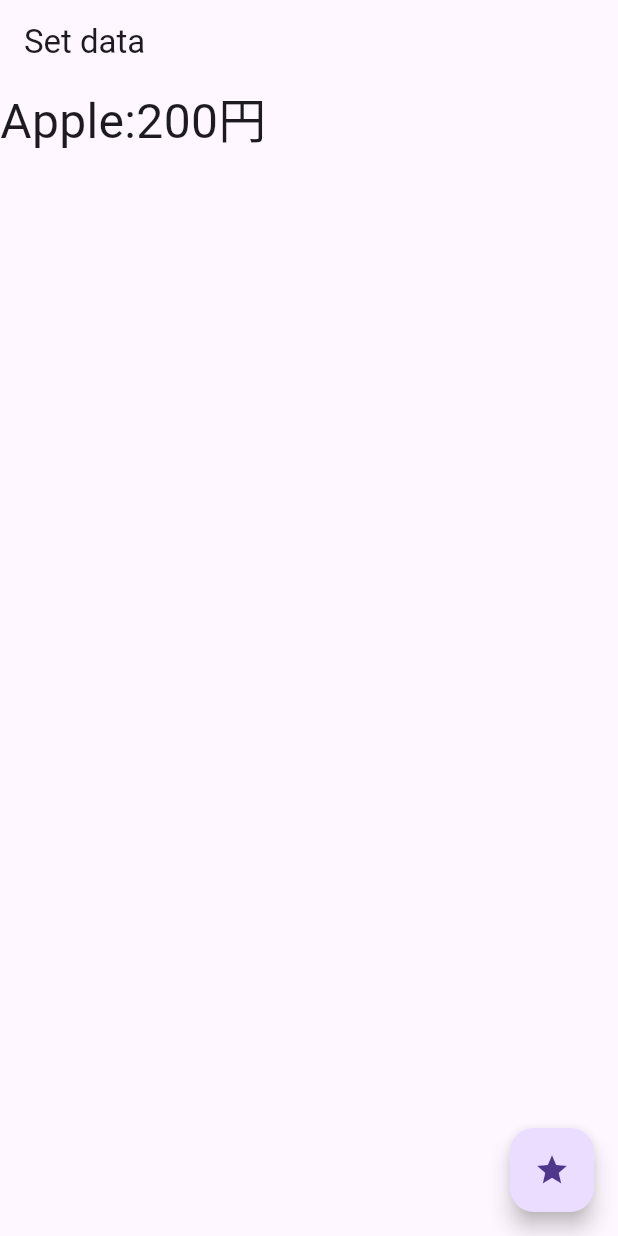
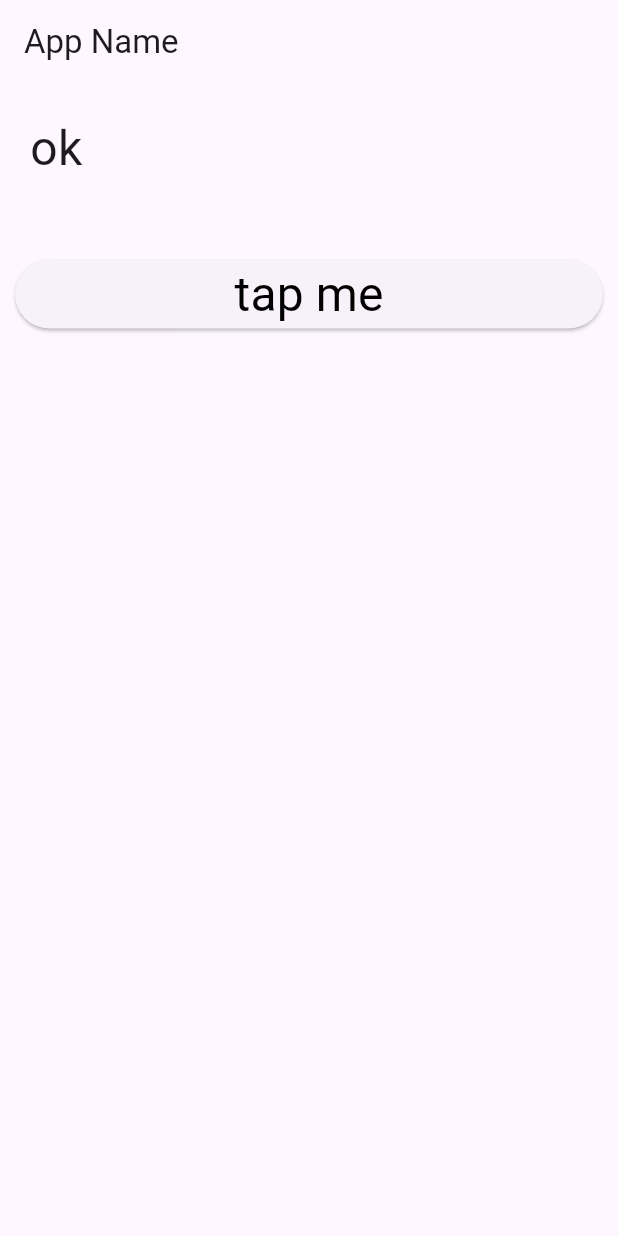
Before and after one commit to Vogel-425/Flutter_study, a Flutter app: the screen it shows after launch, on a phone screen of 412 x 824 dp. Run offline on Flutter 3.47's test engine with Material 3 defaults, Android fonts, the phone set to English and light mode, and no system bars.

Commit message:
3-3テストコード入力

```diff
--- a/flutter_study/lib/main.dart
+++ b/flutter_study/lib/main.dart
@@ -1,73 +1,74 @@
 import 'package:flutter/material.dart';
-
 void main() {
-  runApp(const MyApp());
+  runApp(MyApp());
 }
 
+// アプリ全体のルートウィジェット
 class MyApp extends StatelessWidget {
-  const MyApp({Key? key}) : super(key: key);
-  final title = 'Flutterサンプル';
-
   @override
   Widget build(BuildContext context) {
     return MaterialApp(
       title: 'Flutter Demo',
-      home: MyHomePage(
-        title:this.title,
-      ),
+      home: MyHomePage(),
     );
   }
 }
-
 class MyHomePage extends StatefulWidget {
-  const MyHomePage({title='Flutter Demo'}): super();//super()は親クラス（スーパークラス）のコンストラクタを呼び出す
-
   @override
   _MyHomePageState createState() => _MyHomePageState();
 }
 
-// データ用クラス
-class Data {
-  int _price;
-  String _name;
-  Data(this._name, this._price): super();
+
+class _MyHomePageState extends State<MyHomePage>{
+  static var _message = 'ok';
 
   @override
-  String toString() {
-    return _name + ':' + _price.toString() + '円';
-  }
-}
-
-class _MyHomePageState extends State<MyHomePage> {
-  // サンプルデータ
-  static final _data = [
-    Data('Apple',200),
-    Data('Orange', 150),
-    Data('Peach', 300)
-  ];
-  Data _item = _data[0];
-
-  void _setData() {
-    setState(() {
-      _item = (_data..shuffle()).first;
-    });
-  }
-
-  @override
-  Widget build(BuildContext context) {
+  Widget build(BuildContext context){
     return Scaffold(
-      appBar: AppBar(
-        title: Text('Set data'),
+      appBar:AppBar(
+        title:Text('App Name'),
       ),
-      body: Text(
-        _item.toString(),
-        style: TextStyle(fontSize:32.0),
-      ),
-      floatingActionButton: FloatingActionButton(
-        onPressed: _setData,
-        tooltip: 'set message.',
-        child: Icon(Icons.star),
+      body:Center(
+        child:Column(
+          mainAxisAlignment : MainAxisAlignment.start,
+          mainAxisSize: MainAxisSize.max,
+          crossAxisAlignment: CrossAxisAlignment.stretch,
+          children:<Widget>[
+            Padding(
+              padding:EdgeInsets.all(20.0),
+              child:Text(
+                _message,
+                style:TextStyle(
+                  fontSize: 32.0,
+                  fontWeight: FontWeight.w400,
+                  fontFamily:"Roboto"),
+              ),
+            ),
+            Padding(padding: EdgeInsets.all(10.0),
+            ),
+            Padding(padding: EdgeInsets.all(10.0),
+            child: ElevatedButton(onPressed: buttonPressed,
+            child: Text(
+              "tap me",
+            style: TextStyle(fontSize: 32.0,
+            color:const Color(0xff000000),
+            fontWeight: FontWeight.w400,
+            fontFamily: "Roboto"),
+            )
+            )
+            ),
+          ],
+        ),
       ),
     );
   }
-}
+  void buttonPressed(){
+    showDialog(
+      context : context,
+      builder:(BuildContext context)=>AlertDialog(
+        title:Text("Hello!"),
+        content:Text("This is smaple."),
+      )
+    );
+  }
+ }
```
Also changed, not shown: 1 other file.
